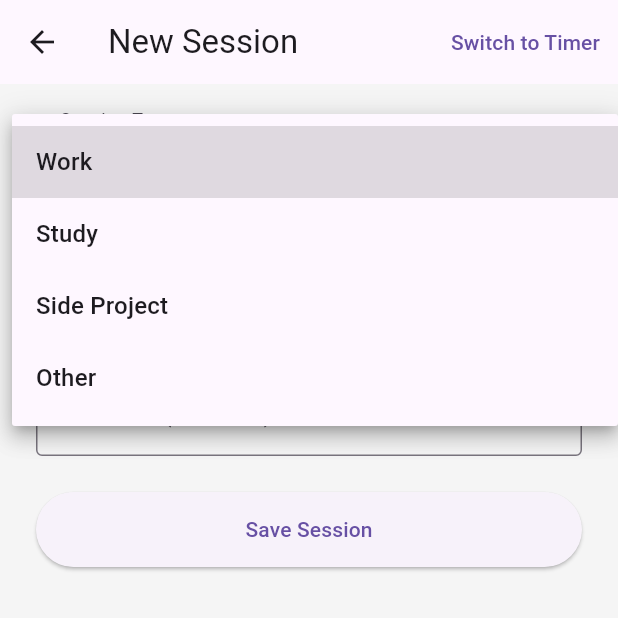
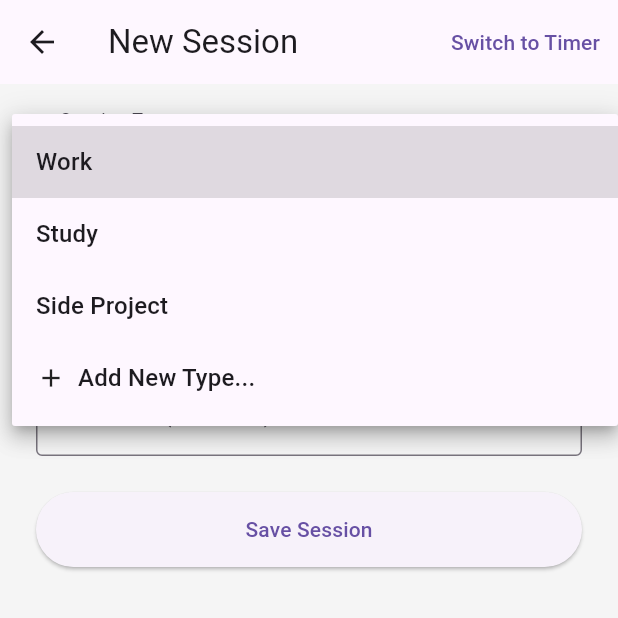
Before and after one commit to mina24nagy/FocusMeter, a Flutter app: the TrackerScreen screen opened by its route, after a tap on "Work", on a phone screen of 412 x 824 dp, the top half of it. Run offline on Flutter 3.47's test engine with Material 3 defaults, Android fonts, the phone set to English and light mode, and no system bars; our stand-ins replace hive, hive_flutter, table_calendar; accounts and stored records are empty.

Commit message:
feat: implement core focus session tracking with local storage, state management, and a timer/manual input UI.

```diff
--- a/lib/providers/session_provider.dart
+++ b/lib/providers/session_provider.dart
@@ -20,6 +20,13 @@ class SessionProvider with ChangeNotifier {
   List<Session> getSessionsForDay(DateTime day) => _storageService.getSessionsForDay(day);
 
   int getGoalForDate(DateTime day) => _storageService.getGoalForDate(day);
+
+  List<String> get sessionTypes => _storageService.getSessionTypes();
+
+  Future<void> addSessionType(String type) async {
+    await _storageService.addSessionType(type);
+    notifyListeners();
+  }
 
   Future<void> addSession(int minutes, String type, String? comment) async {
     final session = Session(
--- a/lib/screens/tracker_screen.dart
+++ b/lib/screens/tracker_screen.dart
@@ -23,7 +23,7 @@ class _TrackerScreenState extends State<TrackerScreen> {
   final TextEditingController _commentController = TextEditingController();
   final TextEditingController _manualMinutesController = TextEditingController();
 
-  final List<String> _types = ['Work', 'Study', 'Side Project', 'Other'];
+
 
   @override
   void dispose() {
@@ -97,24 +97,62 @@ class _TrackerScreenState extends State<TrackerScreen> {
         child: Column(
           children: [
             // Type Selector
-            DropdownButtonFormField<String>(
+            Consumer<SessionProvider>(
+              builder: (context, provider, child) {
+                final types = provider.sessionTypes;
+                // Ensure selected type is valid
+                if (!types.contains(_selectedType) && types.isNotEmpty) {
+                   // This might happen if we just added a type or loaded from fresh state
+                   // But let's just keep _selectedType as is (it might be pre-filled)
+                   // Or default to first.
+                   if (_selectedType == 'Work' && !types.contains('Work')) {
+                       _selectedType = types.first;
+                   }
+                }
+
+                return DropdownButtonFormField<String>(
                   value: _selectedType,
                   decoration: const InputDecoration(
                     labelText: 'Session Type',
                     border: OutlineInputBorder(),
                   ),
-              items: _types.map((type) {
-                return DropdownMenuItem(
+                  items: [
+                    ...types.map((type) => DropdownMenuItem(
                       value: type,
                       child: Text(type),
-                );
-              }).toList(),
-              onChanged: (value) {
-                if (value != null) {
+                    )),
+                    const DropdownMenuItem(
+                      value: '__add_new__',
+                      child: Row(
+                        children: [
+                          Icon(Icons.add, size: 20),
+                          SizedBox(width: 8),
+                          Text('Add New Type...'),
+                        ],
+                      ),
+                    ),
+                  ],
+                  onChanged: (value) async {
+                    if (value == '__add_new__') {
+                      // Show dialog to add new type
+                      final newType = await _showAddTypeDialog(context);
+                      if (newType != null && newType.isNotEmpty) {
+                        await provider.addSessionType(newType);
+                        setState(() {
+                          _selectedType = newType;
+                        });
+                      } else {
+                        // Revert to previous selection if cancelled
+                        // Force rebuild to reset dropdown value visually if needed
+                        setState(() {});
+                      }
+                    } else if (value != null) {
                       setState(() {
                         _selectedType = value;
                       });
                     }
+                  },
+                );
               },
             ),
             const SizedBox(height: 16),
@@ -196,4 +234,32 @@ class _TrackerScreenState extends State<TrackerScreen> {
       ),
     );
   }
+
+  Future<String?> _showAddTypeDialog(BuildContext context) {
+    final controller = TextEditingController();
+    return showDialog<String>(
+      context: context,
+      builder: (context) => AlertDialog(
+        title: const Text('New Session Type'),
+        content: TextField(
+          controller: controller,
+          autofocus: true,
+          decoration: const InputDecoration(
+            labelText: 'Type Name',
+            hintText: 'e.g. Reading, Exercise',
+          ),
+        ),
+        actions: [
+          TextButton(
+            onPressed: () => Navigator.pop(context),
+            child: const Text('Cancel'),
+          ),
+          TextButton(
+            onPressed: () => Navigator.pop(context, controller.text.trim()),
+            child: const Text('Add'),
+          ),
+        ],
+      ),
+    );
   }
+}
--- a/lib/services/storage_service.dart
+++ b/lib/services/storage_service.dart
@@ -31,11 +31,16 @@ class StorageService {
   }
 
   List<Session> getSessionsForDay(DateTime date) {
-    return _sessionBox.values.where((session) {
+    final sessions = _sessionBox.values.where((session) {
       return session.timestamp.year == date.year &&
              session.timestamp.month == date.month &&
              session.timestamp.day == date.day;
     }).toList();
+
+    // Sort by timestamp ascending (oldest first)
+    sessions.sort((a, b) => a.timestamp.compareTo(b.timestamp));
+
+    return sessions;
   }
 
   List<Session> getAllSessions() {
@@ -133,4 +138,23 @@ class StorageService {
     final sessions = getSessionsForDay(date);
     return sessions.fold(0, (sum, session) => sum + session.durationMinutes);
   }
+
+  // Session Types Management
+  static const String sessionTypesKey = 'sessionTypes';
+
+  List<String> getSessionTypes() {
+    final types = _settingsBox.get(sessionTypesKey);
+    if (types == null) {
+      return ['Work', 'Study', 'Side Project'];
+    }
+    return (types as List).cast<String>();
+  }
+
+  Future<void> addSessionType(String type) async {
+    final types = getSessionTypes();
+    if (!types.contains(type)) {
+      types.add(type);
+      await _settingsBox.put(sessionTypesKey, types);
+    }
+  }
 }
```
Lines whose indentation alone changed are shown as unchanged.
